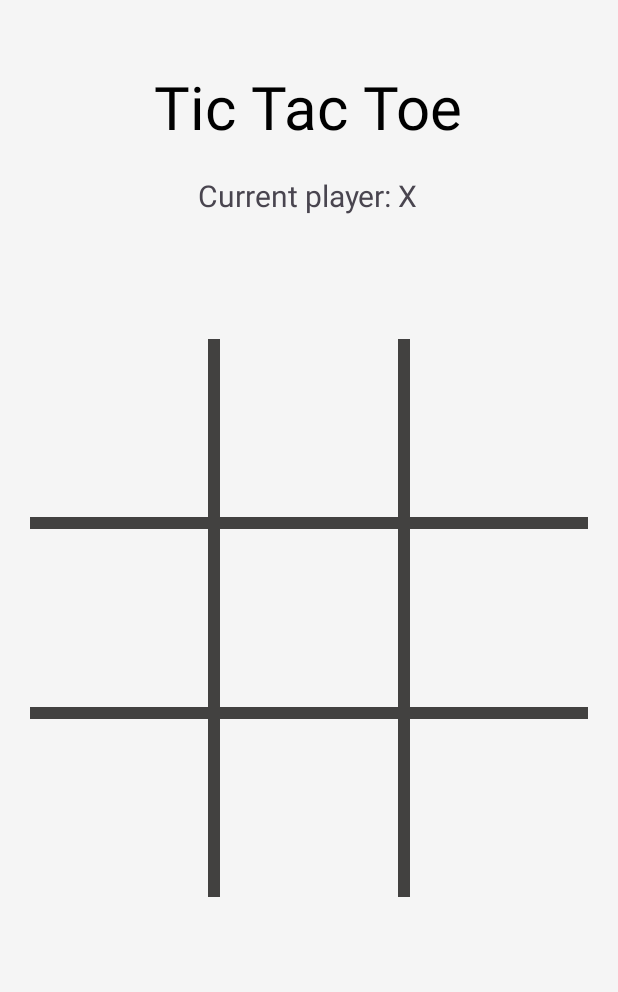
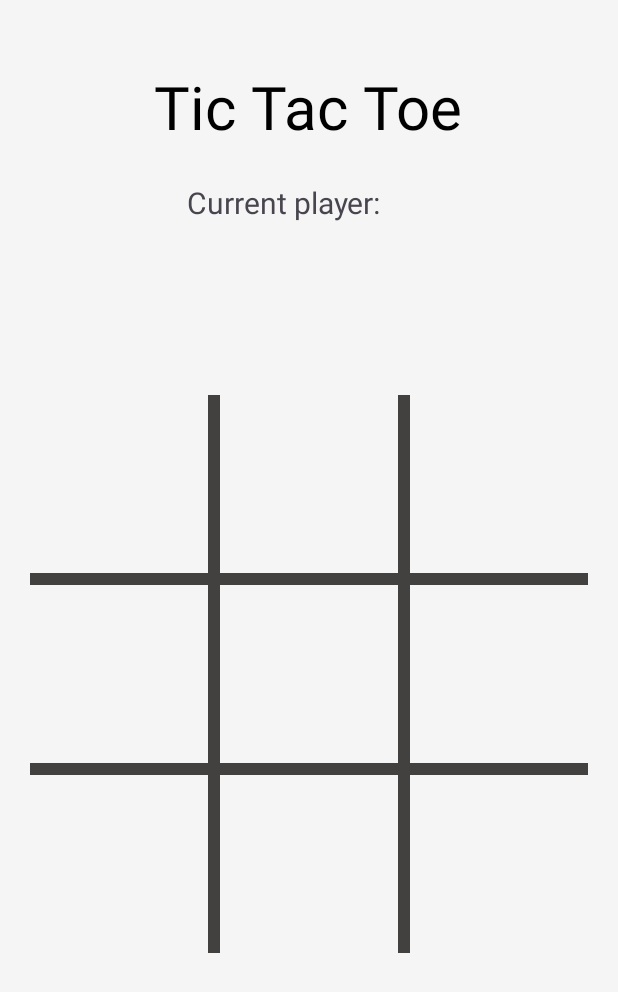
Before and after one commit to noasassonshatap/tictactoe, an Android app: the screen it shows after launch (MainActivity), on a phone screen of 412 x 824 dp. Shown: the top 992 px of the screen. Run offline under Robolectric (Android 15) with nearby library versions, the phone set to English and light mode, and no system bars; 11 statements that could not run were skipped.

Commit message:
finished assignment

```diff
--- a/app/build.gradle.kts
+++ b/app/build.gradle.kts
@@ -6,6 +6,10 @@ plugins {
 android {
     namespace = "com.example.tictactoe"
     compileSdk = 35
+
+    buildFeatures {
+        viewBinding = true
+    }
 
     defaultConfig {
         applicationId = "com.example.tictactoe"
--- a/app/src/main/java/com/example/tictactoe/MainActivity.kt
+++ b/app/src/main/java/com/example/tictactoe/MainActivity.kt
@@ -1,13 +1,39 @@
 package com.example.tictactoe
 
 import android.os.Bundle
+import android.view.View
+import android.widget.Button
 import android.widget.TextView
 import androidx.activity.enableEdgeToEdge
+import androidx.appcompat.app.AlertDialog
 import androidx.appcompat.app.AppCompatActivity
 import androidx.core.view.ViewCompat
 import androidx.core.view.WindowInsetsCompat
+import com.example.tictactoe.databinding.ActivityMainBinding
 
 class MainActivity : AppCompatActivity() {
+    enum class Player
+    {
+        NOUGHT,
+        CROSS
+    }
+
+    companion object
+    {
+        const val NOUGHT = "O"
+        const val CROSS = "X"
+    }
+
+    private var firstTurn = Player.CROSS
+    private var currentTurn = Player.CROSS
+
+    private var crossesScore = 0
+    private var noughtsScore = 0
+
+    private var boardList = mutableListOf<Button>()
+
+    private lateinit var binding: ActivityMainBinding
+
     override fun onCreate(savedInstanceState: Bundle?) {
         super.onCreate(savedInstanceState)
         enableEdgeToEdge()
@@ -18,10 +44,144 @@ class MainActivity : AppCompatActivity() {
             insets
         }
 
+        binding = ActivityMainBinding.inflate(layoutInflater)
+        setContentView(binding.root)
+        initBoard()
+
         val title: TextView = findViewById(R.id.header);
         title.text = getString(R.string.app_name);
 
         val sec: TextView = findViewById(R.id.secondary_header);
         sec.text = getString(R.string.who_plays);
     }
+
+    private fun initBoard()
+    {
+        boardList.add(binding.btn1)
+        boardList.add(binding.btn2)
+        boardList.add(binding.btn3)
+        boardList.add(binding.btn4)
+        boardList.add(binding.btn5)
+        boardList.add(binding.btn6)
+        boardList.add(binding.btn7)
+        boardList.add(binding.btn8)
+        boardList.add(binding.btn9)
+    }
+
+    fun onClickButton(view: View) {
+        if (view !is Button)
+            return
+
+        drawOnBoard(view)
+
+        if (checkVictory(NOUGHT)) {
+            noughtsScore++
+            result("Noughts Win")
+        } else if (checkVictory(CROSS)) {
+            crossesScore++
+            result("Crosses Win")
+        }
+
+        if (fullBoard()) {
+            result("It's a Draw")
+        }
+    }
+
+
+    private fun drawOnBoard(button: Button){
+        if(button.text != "")
+            return
+
+        if(currentTurn == Player.NOUGHT)
+        {
+            button.text = NOUGHT
+            currentTurn = Player.CROSS
+        }
+        else if(currentTurn == Player.CROSS)
+        {
+            button.text = CROSS
+            currentTurn = Player.NOUGHT
+        }
+
+        setCurrentPlayerLabel()
+    }
+
+    private fun setCurrentPlayerLabel() {
+        var turnText = ""
+        if(currentTurn == Player.CROSS)
+            turnText = CROSS
+        else if(currentTurn == Player.NOUGHT)
+            turnText = NOUGHT
+
+        binding.currentPlayer.text = turnText
+    }
+
+    private fun match(button: Button, symbol : String): Boolean = button.text == symbol
+
+    private fun checkVictory(s: String): Boolean
+    {
+        //Horizontal Victory
+        if(match(binding.btn1,s) && match(binding.btn2,s) && match(binding.btn3,s))
+            return true
+        if(match(binding.btn4,s) && match(binding.btn5,s) && match(binding.btn6,s))
+            return true
+        if(match(binding.btn7,s) && match(binding.btn8,s) && match(binding.btn3,s))
+            return true
+
+        //Vertical Victory
+        if(match(binding.btn1,s) && match(binding.btn4,s) && match(binding.btn7,s))
+            return true
+        if(match(binding.btn2,s) && match(binding.btn5,s) && match(binding.btn8,s))
+            return true
+        if(match(binding.btn3,s) && match(binding.btn6,s) && match(binding.btn9,s))
+            return true
+
+        //Diagonal Victory
+        if(match(binding.btn1,s) && match(binding.btn5,s) && match(binding.btn9,s))
+            return true
+        if(match(binding.btn3,s) && match(binding.btn5,s) && match(binding.btn7,s))
+            return true
+
+        return false
+    }
+
+    private fun result(title: String)
+    {
+        val message = "\nNoughts $noughtsScore\n\nCrosses $crossesScore"
+        AlertDialog.Builder(this)
+            .setTitle(title)
+            .setMessage(message)
+            .setPositiveButton("Play again")
+            { _,_ ->
+                resetBoard()
+            }
+            .setCancelable(false)
+            .show()
+    }
+
+    private fun fullBoard(): Boolean
+    {
+        for(button in boardList)
+        {
+            if(button.text == "")
+                return false
+        }
+        return true
+    }
+
+    private fun resetBoard()
+    {
+        for(button in boardList)
+        {
+            button.text = ""
+        }
+
+        if(firstTurn == Player.NOUGHT)
+            firstTurn = Player.CROSS
+        else if(firstTurn == Player.CROSS)
+            firstTurn = Player.NOUGHT
+
+        currentTurn = firstTurn
+        setCurrentPlayerLabel()
+    }
 }
--- a/app/src/main/res/layout/activity_main.xml
+++ b/app/src/main/res/layout/activity_main.xml
@@ -22,29 +22,19 @@
         app:layout_constraintTop_toTopOf="parent"
         app:layout_constraintVertical_bias="0.057" />
 
-    <TextView
-        android:id="@+id/secondary_header"
-        android:layout_width="wrap_content"
-        android:layout_height="wrap_content"
-        android:text="@string/who_plays"
-        android:textSize="20sp"
-        app:layout_constraintBottom_toBottomOf="parent"
-        app:layout_constraintEnd_toEndOf="parent"
-        app:layout_constraintHorizontal_bias="0.498"
-        app:layout_constraintStart_toStartOf="parent"
-        app:layout_constraintTop_toBottomOf="@+id/header"
-        app:layout_constraintVertical_bias="0.027" />
-
     <LinearLayout
+        android:id="@+id/linearLayout"
         android:layout_width="match_parent"
         android:layout_height="0dp"
-        app:layout_constraintDimensionRatio="1:1"
         android:orientation="vertical"
         android:padding="20dp"
+        app:layout_constraintBottom_toBottomOf="parent"
+        app:layout_constraintDimensionRatio="1:1"
+        app:layout_constraintHorizontal_bias="0.0"
         app:layout_constraintLeft_toLeftOf="parent"
         app:layout_constraintRight_toRightOf="parent"
         app:layout_constraintTop_toTopOf="parent"
-        app:layout_constraintBottom_toBottomOf="parent">
+        app:layout_constraintVertical_bias="0.59">
 
         <LinearLayout
             android:layout_width="match_parent"
@@ -52,11 +42,12 @@
             android:layout_weight="1">
 
             <Button
-                android:id="@+id/button1"
+                android:id="@+id/btn1"
                 android:layout_width="0dp"
                 android:layout_height="match_parent"
                 android:layout_weight="1"
                 android:background="@android:color/transparent"
+                android:onClick="onClickButton"
                 android:textColor="@color/black"
                 android:textSize="40sp"
                 android:textStyle="bold" />
@@ -67,14 +58,15 @@
                 android:background="#424140" />
 
             <Button
-                android:id="@+id/button2"
+                android:id="@+id/btn2"
                 android:layout_width="0dp"
                 android:layout_height="match_parent"
                 android:layout_weight="1"
+                android:background="@android:color/transparent"
+                android:onClick="onClickButton"
                 android:textColor="@color/black"
-                android:background="@android:color/transparent"
                 android:textSize="40sp"
-                android:textStyle="bold"/>
+                android:textStyle="bold" />
 
             <View
                 android:layout_width="8dp"
@@ -82,12 +74,13 @@
                 android:background="#424140" />
 
             <Button
-                android:id="@+id/button3"
+                android:id="@+id/btn3"
                 android:layout_width="0dp"
                 android:layout_height="match_parent"
                 android:layout_weight="1"
+                android:background="@android:color/transparent"
+                android:onClick="onClickButton"
                 android:textColor="@color/black"
-                android:background="@android:color/transparent"
                 android:textSize="40sp"
                 android:textStyle="bold" />
         </LinearLayout>
@@ -103,14 +96,15 @@
             android:layout_weight="1">
 
             <Button
-                android:id="@+id/button4"
+                android:id="@+id/btn4"
                 android:layout_width="0dp"
                 android:layout_height="match_parent"
                 android:layout_weight="1"
+                android:background="@android:color/transparent"
+                android:onClick="onClickButton"
                 android:textColor="@color/black"
-                android:background="@android:color/transparent"
                 android:textSize="40sp"
-                android:textStyle="bold"/>
+                android:textStyle="bold" />
 
             <View
                 android:layout_width="8dp"
@@ -118,14 +112,15 @@
                 android:background="#424140" />
 
             <Button
-                android:id="@+id/button5"
+                android:id="@+id/btn5"
                 android:layout_width="0dp"
                 android:layout_height="match_parent"
                 android:layout_weight="1"
+                android:background="@android:color/transparent"
+                android:onClick="onClickButton"
                 android:textColor="@color/black"
-                android:background="@android:color/transparent"
                 android:textSize="40sp"
-                android:textStyle="bold"/>
+                android:textStyle="bold" />
 
             <View
                 android:layout_width="8dp"
@@ -133,12 +128,13 @@
                 android:background="#424140" />
 
             <Button
-                android:id="@+id/button6"
+                android:id="@+id/btn6"
                 android:layout_width="0dp"
                 android:layout_height="match_parent"
                 android:layout_weight="1"
+                android:background="@android:color/transparent"
+                android:onClick="onClickButton"
                 android:textColor="@color/black"
-                android:background="@android:color/transparent"
                 android:textSize="40sp"
                 android:textStyle="bold" />
         </LinearLayout>
@@ -154,12 +150,13 @@
             android:layout_weight="1">
 
             <Button
-                android:id="@+id/button7"
+                android:id="@+id/btn7"
                 android:layout_width="0dp"
                 android:layout_height="match_parent"
                 android:layout_weight="1"
+                android:background="@android:color/transparent"
+                android:onClick="onClickButton"
                 android:textColor="@color/black"
-                android:background="@android:color/transparent"
                 android:textSize="40sp"
                 android:textStyle="bold" />
 
@@ -169,12 +166,13 @@
                 android:background="#424140" />
 
             <Button
-                android:id="@+id/button8"
+                android:id="@+id/btn8"
                 android:layout_width="0dp"
                 android:layout_height="match_parent"
                 android:layout_weight="1"
+                android:background="@android:color/transparent"
+                android:onClick="onClickButton"
                 android:textColor="@color/black"
-                android:background="@android:color/transparent"
                 android:textSize="40sp"
                 android:textStyle="bold" />
 
@@ -184,14 +182,39 @@
                 android:background="#424140" />
 
             <Button
-                android:id="@+id/button9"
+                android:id="@+id/btn9"
                 android:layout_width="0dp"
                 android:layout_height="match_parent"
                 android:layout_weight="1"
+                android:background="@android:color/transparent"
+                android:onClick="onClickButton"
                 android:textColor="@color/black"
-                android:background="@android:color/transparent"
                 android:textSize="40sp"
                 android:textStyle="bold" />
         </LinearLayout>
     </LinearLayout>
+
+    <LinearLayout
+        android:layout_width="wrap_content"
+        android:layout_height="wrap_content"
+        android:orientation="horizontal"
+        app:layout_constraintBottom_toTopOf="@+id/linearLayout"
+        app:layout_constraintEnd_toEndOf="parent"
+        app:layout_constraintStart_toStartOf="parent"
+        app:layout_constraintTop_toBottomOf="@+id/header"
+        app:layout_constraintVertical_bias="0.2">
+
+        <TextView
+            android:id="@+id/secondary_header"
+            android:layout_width="140dp"
+            android:layout_height="match_parent"
+            android:text="@string/who_plays"
+            android:textSize="20sp" />
+
+        <TextView
+            android:id="@+id/currentPlayer"
+            android:layout_width="23dp"
+            android:layout_height="match_parent"
+            android:textSize="20sp" />
+    </LinearLayout>
 </androidx.constraintlayout.widget.ConstraintLayout>
--- a/app/src/main/res/values/strings.xml
+++ b/app/src/main/res/values/strings.xml
@@ -1,4 +1,4 @@
 <resources>
     <string name="app_name">Tic Tac Toe</string>
-    <string name="who_plays">Current player: X</string>
+    <string name="who_plays">Current player:  </string>
 </resources>
```
